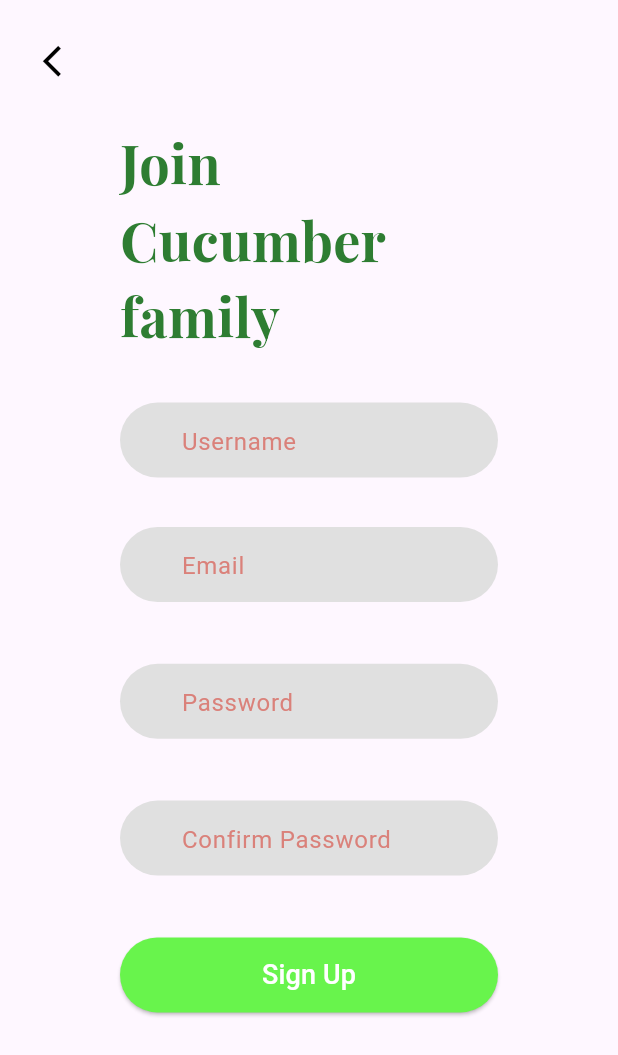
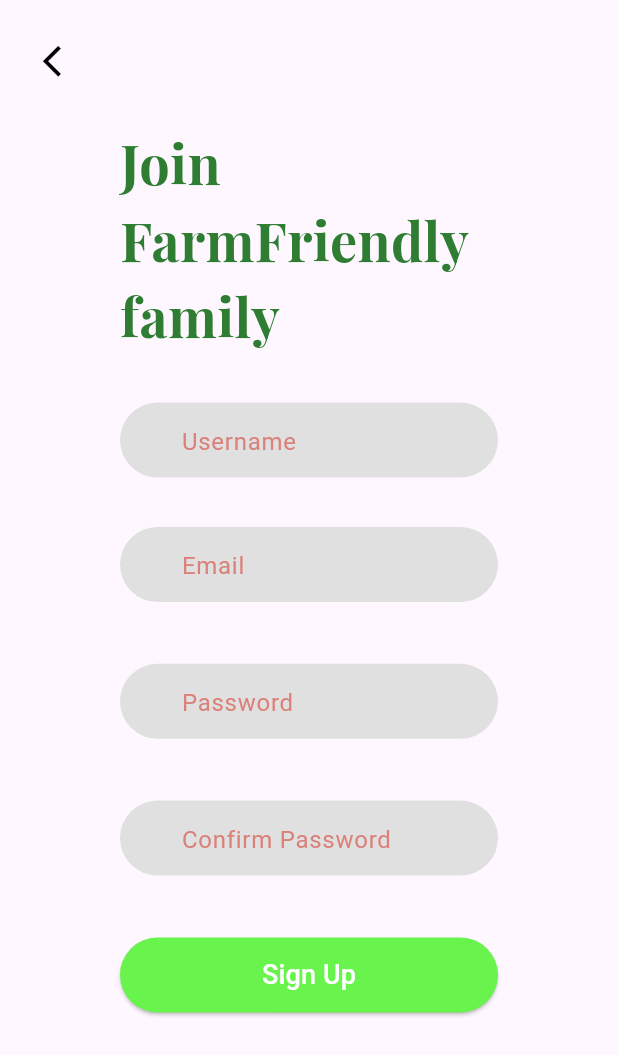
Before and after one commit to shilipz/FarmFriendly-admin-app, a Flutter app: the screen it shows after launch, after a tap on "SignUp", on a phone screen of 412 x 824 dp. Shown: the top 1055 px of the screen. Run offline on Flutter 3.47's test engine with Material 3 defaults, Android fonts, the phone set to English and light mode, and no system bars; our stand-ins replace bloc, cloud_firestore, firebase_auth, firebase_core, firebase_storage, flutter_bloc and 5 more; missing offline and left inert: razorpay_flutter; accounts and stored records are empty.

Commit message:
FarmFriendly

```diff
--- a/lib/main.dart
+++ b/lib/main.dart
@@ -37,7 +37,7 @@ class MyApp extends StatelessWidget {
       child: MaterialApp(
         theme: ThemeData.light(),
         debugShowCheckedModeBanner: false,
-        home: SplashScreen(),
+        home: const SplashScreen(),
       ),
     );
   }
--- a/lib/presentation/views/qa_part/invoice/invoice.dart
+++ b/lib/presentation/views/qa_part/invoice/invoice.dart
@@ -75,7 +75,7 @@ class CompleteInvoiceDetailsWidget extends StatelessWidget {
                   Row(
                     mainAxisAlignment: MainAxisAlignment.spaceBetween,
                     children: [
-                      Text('Admin,\nCucumber Wholesalers,\n Market road'),
+                      Text('Admin,\nFarmFriendly Wholesalers,\n Market road'),
                       SizedBox(
                           height: 50, width: 50, child: Icon(Icons.qr_code)),
                     ],
--- a/lib/presentation/views/settings/about.dart
+++ b/lib/presentation/views/settings/about.dart
@@ -27,12 +27,12 @@ class AboutScreen extends StatelessWidget {
                 crossAxisAlignment: CrossAxisAlignment.start,
                 children: [
                   Text(
-                    'Cucumber Admin App',
+                    'FarmFriendly Admin App',
                     style: TextStyle(fontSize: 24, fontWeight: FontWeight.bold),
                   ),
                   SizedBox(height: 16.0),
                   Text(
-                    'Welcome to the Cucumber Admin App, your ultimate tool for seamlessly managing and optimizing your farm produce operations. This app is designed to empower farmers and administrators in the agricultural ecosystem, providing a user-friendly interface for handling vegetable prices, updating collection details, facilitating payments to farmers, and engaging in direct communication with customers.',
+                    'Welcome to the FarmFriendly Admin App, your ultimate tool for seamlessly managing and optimizing your farm produce operations. This app is designed to empower farmers and administrators in the agricultural ecosystem, providing a user-friendly interface for handling vegetable prices, updating collection details, facilitating payments to farmers, and engaging in direct communication with customers.',
                     style: TextStyle(fontSize: 16),
                   ),
                   SizedBox(height: 16.0),
@@ -58,7 +58,7 @@ class AboutScreen extends StatelessWidget {
                   ),
                   SizedBox(height: 16.0),
                   Text(
-                    'Why Choose Cucumber Admin App:',
+                    'Why Choose FarmFriendly Admin App:',
                     style: TextStyle(fontSize: 20, fontWeight: FontWeight.bold),
                   ),
                   Text(
@@ -74,7 +74,7 @@ class AboutScreen extends StatelessWidget {
                     style: TextStyle(fontSize: 16),
                   ),
                   Text(
-                    '- Supporting Sustainable Agriculture: By using the Cucumber Admin App, you contribute to promoting sustainable agriculture practices and supporting local farmers.',
+                    '- Supporting Sustainable Agriculture: By using the FarmFriendly Admin App, you contribute to promoting sustainable agriculture practices and supporting local farmers.',
                     style: TextStyle(fontSize: 16),
                   ),
                   SizedBox(height: 16.0),
@@ -83,7 +83,7 @@ class AboutScreen extends StatelessWidget {
                     style: TextStyle(fontSize: 20, fontWeight: FontWeight.bold),
                   ),
                   Text(
-                    'Download the Cucumber Admin App today and embark on a journey towards efficient farm produce management. Empower your farming community and connect with customers in a meaningful way.',
+                    'Download the FarmFriendly Admin App today and embark on a journey towards efficient farm produce management. Empower your farming community and connect with customers in a meaningful way.',
                     style: TextStyle(fontSize: 16),
                   ),
                 ],
--- a/lib/presentation/views/signing.dart/login.dart
+++ b/lib/presentation/views/signing.dart/login.dart
@@ -70,7 +70,7 @@ class _LoginState extends State<Login> {
             padding: EdgeInsets.only(top: screenHeight * 0.16),
             child: Center(
                 child: LoginHeading(
-              signingText: 'Cucumber\nAdmin',
+              signingText: 'FarmFriendly',
             )),
           ),
           lheight,
--- a/lib/presentation/views/signing.dart/signup_screen.dart
+++ b/lib/presentation/views/signing.dart/signup_screen.dart
@@ -80,7 +80,8 @@ class _SignUpState extends State<SignUp> {
                   children: [
                     Padding(
                       padding: EdgeInsets.only(top: screenHeight * 0.0005),
-                      child: LoginHeading(signingText: 'Join Cucumber family'),
+                      child:
+                          LoginHeading(signingText: 'Join FarmFriendly family'),
                     ),
                     lheight,
                     Forms(
--- a/lib/presentation/views/signing.dart/splash_screen.dart
+++ b/lib/presentation/views/signing.dart/splash_screen.dart
@@ -46,7 +46,7 @@ class SplashScreen extends StatelessWidget {
                   children: [
                     // Center(
                     //  child:
-                    Text('Cucumber',
+                    Text('FarmFriendly',
                         style: GoogleFonts.playfairDisplay(
                             textStyle: const TextStyle(
                                 color: homeorange,
```
